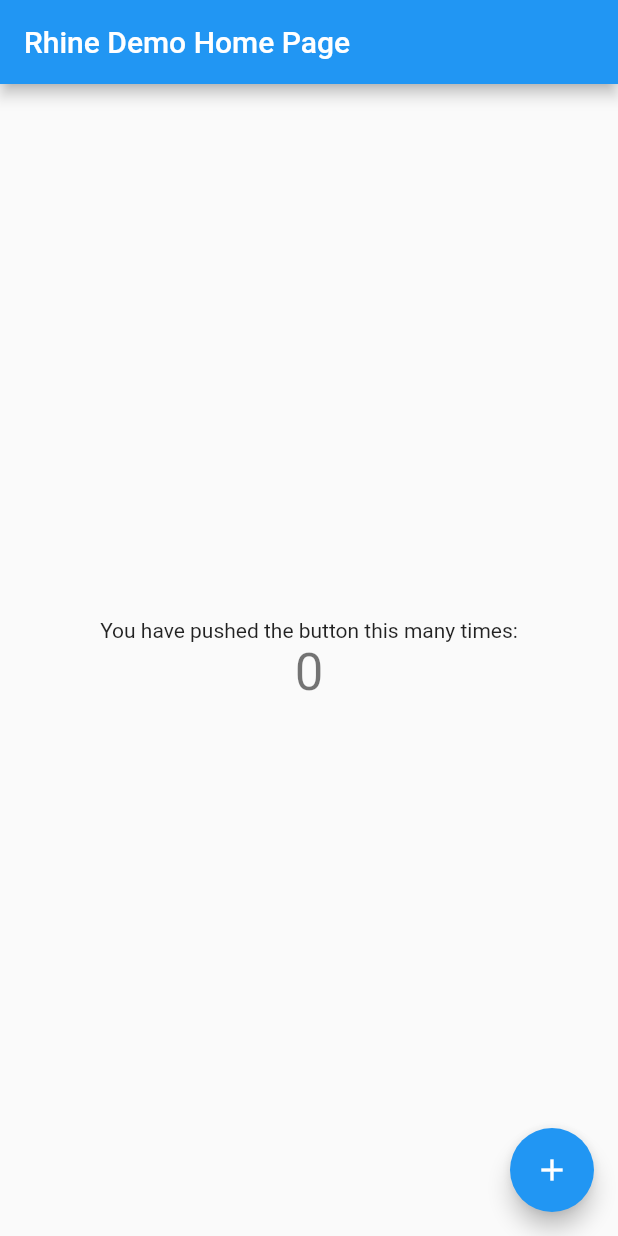
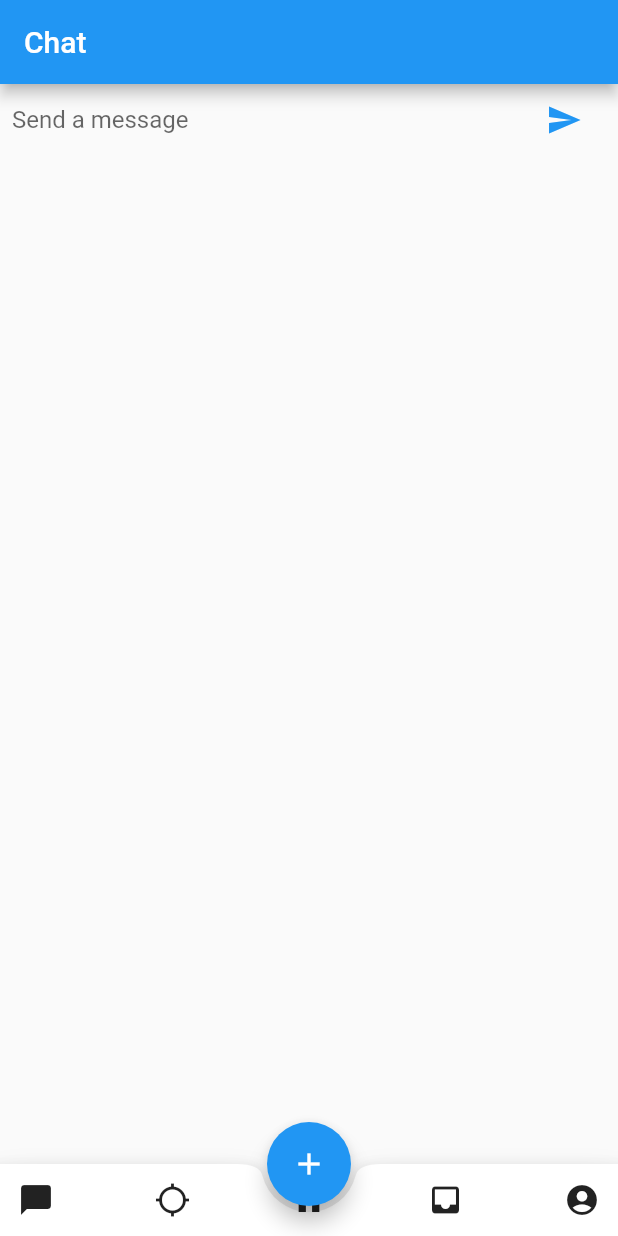
Before and after one commit to rhine-digital/Rhine, a Flutter app: the screen it shows after launch, on a phone screen of 412 x 824 dp. Run offline on Flutter 3.47's test engine with Material 2 defaults, Android fonts, the phone set to English and light mode, and no system bars.

Commit message:
ChatBaseUI

```diff
--- a/lib/main.dart
+++ b/lib/main.dart
@@ -4,6 +4,100 @@ Description: Runs application
 */
 
 import 'package:flutter/material.dart';
-import 'src/app.dart';
 
-void main() => runApp(MyApp());
+class FABBottomAppBarItem {
+  FABBottomAppBarItem({this.iconData, this.text});
+  IconData iconData;
+  String text;
+}
+
+void main() {
+  runApp(new RhineApp());
+}
+
+class RhineApp extends StatelessWidget {
+  @override
+  Widget build(BuildContext context) {
+    return new MaterialApp(
+      title: "Chat",
+      home: new ChatScreen(),
+    );
+  }
+}
+
+class ChatScreen extends StatefulWidget {                     //modified
+  @override                                                        //new
+  State createState() => new ChatScreenState();                    //new
+}
+
+// Add/Modify the ChatScreenState class definition in main.dart - Fred
+
+class ChatScreenState extends State<ChatScreen> {
+
+  //Store Definitions Here - Fred
+  void _handleSubmitted(String text)
+  {
+  _textController.clear();
+  }
+
+  @override
+  final TextEditingController _textController = new TextEditingController(); //new                                                        //new
+  Widget build(BuildContext context) {
+    return Scaffold(
+      appBar: new AppBar(title: new Text("Chat")),
+      body: _buildTextComposer(),
+      bottomNavigationBar: new BottomAppBar(
+  shape: CircularNotchedRectangle(),
+  child: new Row(
+    mainAxisAlignment: MainAxisAlignment.spaceBetween,
+    children: <Widget>[
+      IconButton(onPressed: () {}, icon: Icon(Icons.chat_bubble),),
+      IconButton(onPressed: () {}, icon: Icon(Icons.location_searching),),
+      IconButton(onPressed: () {}, icon: Icon(Icons.home),),
+      IconButton(onPressed: () {}, icon: Icon(Icons.inbox),),
+      IconButton(onPressed: () {}, icon: Icon(Icons.account_circle),),
+    ],
+  ),
+),
+floatingActionButton: new FloatingActionButton(
+  child: Icon(Icons.add), onPressed: () {},
+),
+floatingActionButtonLocation:
+  FloatingActionButtonLocation.centerDocked,
+
+  );
+
+
+        }
+        Widget _buildTextComposer() {
+        return new IconTheme(                                            //new
+          data: new IconThemeData(color: Theme.of(context).accentColor), //new
+          child: new Container(                                     //modified
+            margin: const EdgeInsets.symmetric(horizontal: 8.0),
+            child: new Row(
+              children: <Widget>[
+              new Flexible(
+                child: new TextField(
+                  controller: _textController,
+                  onSubmitted: _handleSubmitted,
+                  decoration: new InputDecoration.collapsed(
+                    hintText: "Send a message"),
+                ),
+              ),
+              new Container(                                                 //new
+                margin: new EdgeInsets.symmetric(horizontal: 4.0),           //new
+                child: new IconButton(                                       //new
+                  icon: new Icon(Icons.send),                                //new
+                  onPressed: () => _handleSubmitted(_textController.text)),  //new
+              ),                                                             //new
+            ],
+          ),
+        )
+        );
+
+      }
+
+
+
+
+}
--- a/pubspec.yaml
+++ b/pubspec.yaml
@@ -19,6 +19,7 @@ environment:
 dependencies:
   flutter:
     sdk: flutter
+    meta: ^1.1.6
 
   # The following adds the Cupertino Icons font to your application.
   # Use with the CupertinoIcons class for iOS style icons.
```
Also changed, not shown: pubspec.lock, 3 other files.
